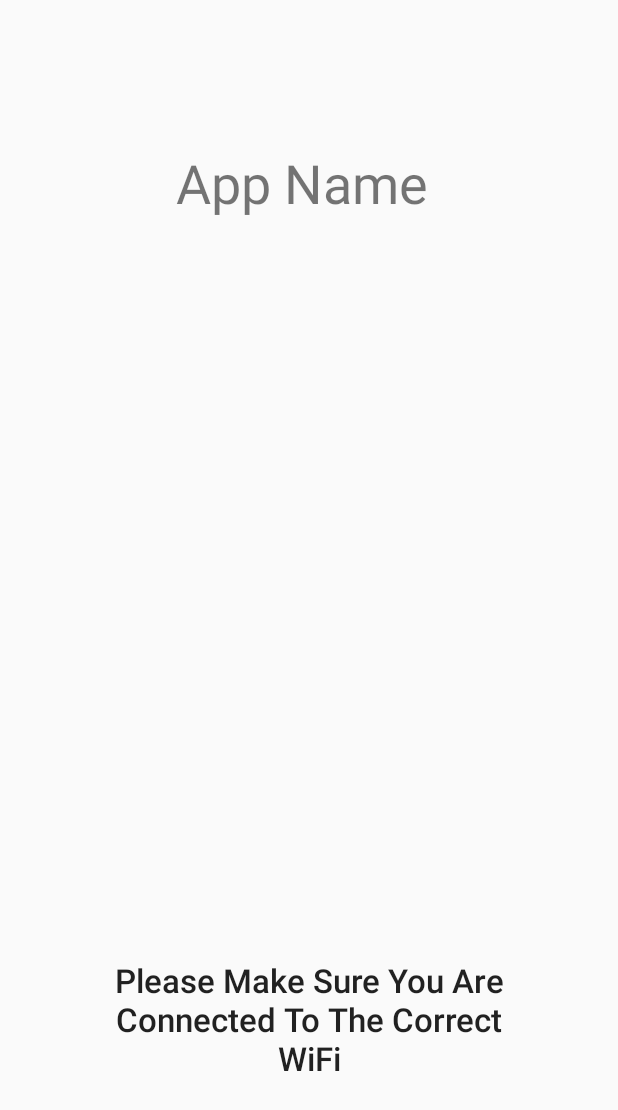
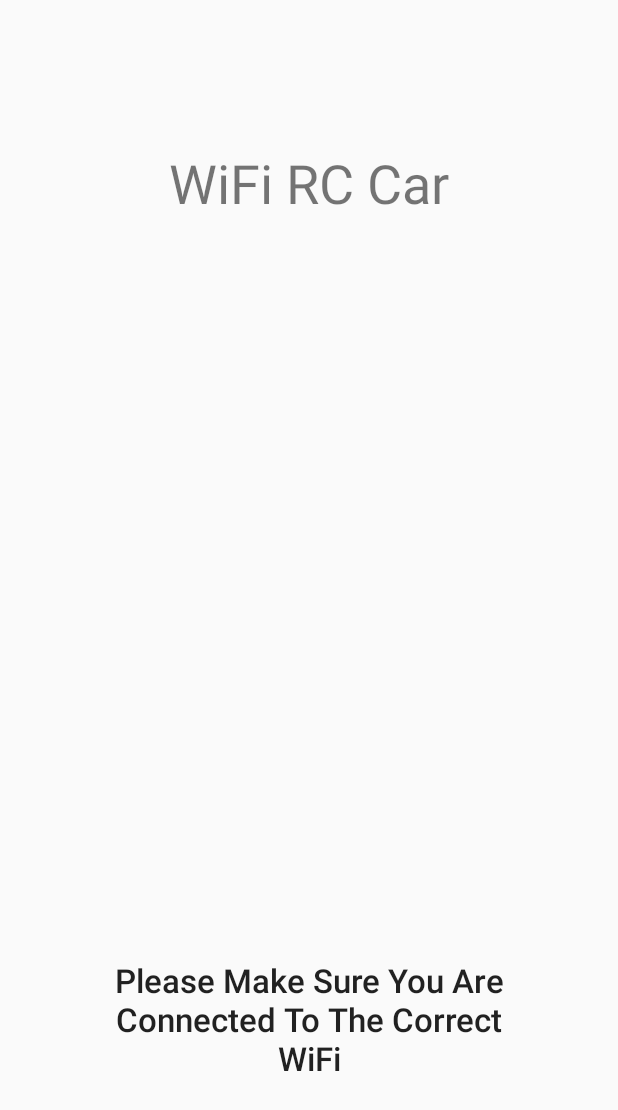
Before and after one commit to ericjunkins/3308Project, an Android app: the layout activity_splash_screen.xml on its own in the app's theme, with its tools: preview values and no code run, on a phone screen of 412 x 824 dp. Shown: the top 1110 px of the screen. Run offline under Robolectric (Android 15) with nearby library versions, the phone set to English and light mode, and no system bars.

Commit message:
added a button to connect to the wifi socket instead of doing it on the onCreate() method each time

```diff
--- a/MyFirstApp/app/src/main/java/com/example/lerrrrmps/myfirstapp/SocketRunnable.java
+++ b/MyFirstApp/app/src/main/java/com/example/lerrrrmps/myfirstapp/SocketRunnable.java
@@ -24,7 +24,6 @@ public class SocketRunnable implements Runnable {
 
 
     protected SocketRunnable(StringBuffer throttle, StringBuffer steering){
-        Log.d("throttle",throttle.toString()+"!@#awelsjdlfkas");
         this.throttle = throttle;
         this.steering = steering;
 
@@ -51,7 +50,7 @@ public class SocketRunnable implements Runnable {
                     //Log.d("run", throttle.toString());
                     //String message = garbage + "," + throttle.get() + "," + steering.get();
                     message = 100 + "," + throttle + "," + steering;
-                    Log.d("run", message.toString());
+                    Log.d("run", message);
 
                     DOS.writeUTF(message);
                     lastTimeSent= now;
--- a/MyFirstApp/app/src/main/java/com/example/lerrrrmps/myfirstapp/SplashScreen.java
+++ b/MyFirstApp/app/src/main/java/com/example/lerrrrmps/myfirstapp/SplashScreen.java
@@ -17,7 +17,7 @@ public class SplashScreen extends AppCompatActivity {
             @Override
             public void run() {
                 try {
-                    sleep(5000);
+                    sleep(2500);
                     Intent intent = new Intent(getApplicationContext(),MainActivity.class);
                     startActivity(intent);
                     finish();
--- a/MyFirstApp/app/src/main/res/layout/activity_main.xml
+++ b/MyFirstApp/app/src/main/res/layout/activity_main.xml
@@ -8,6 +8,8 @@
     android:orientation="horizontal"
     tools:context="com.example.lerrrrmps.myfirstapp.MainActivity"
     android:weightSum="1">
+
+
 
     <LinearLayout
             android:layout_width="150dp"
@@ -91,7 +93,8 @@
         <Button
             android:layout_width="130dp"
             android:layout_height="50dp"
-            android:text="Voice Command"
+            android:text="Socket Connect"
+            android:id="@+id/SocketConnect"
             android:layout_gravity="center"
             android:backgroundTint="@android:color/holo_blue_bright"/>
 
@@ -108,5 +111,4 @@
             android:id ="@+id/JoystickLeft"/>
     </LinearLayout>
 
-
 </LinearLayout>
--- a/MyFirstApp/app/src/main/res/layout/activity_splash_screen.xml
+++ b/MyFirstApp/app/src/main/res/layout/activity_splash_screen.xml
@@ -11,7 +11,7 @@
     tools:context="com.example.lerrrrmps.myfirstapp.SplashScreen">
 
     <TextView
-        android:text="App Name "
+        android:text="WiFi RC Car"
         android:layout_width="wrap_content"
         android:layout_height="wrap_content"
         android:id="@+id/textView"
```
Also changed, not shown: MyFirstApp/app/src/main/java/com/example/lerrrrmps/myfirstapp/MainActivity.java (+9 -2 lines).
